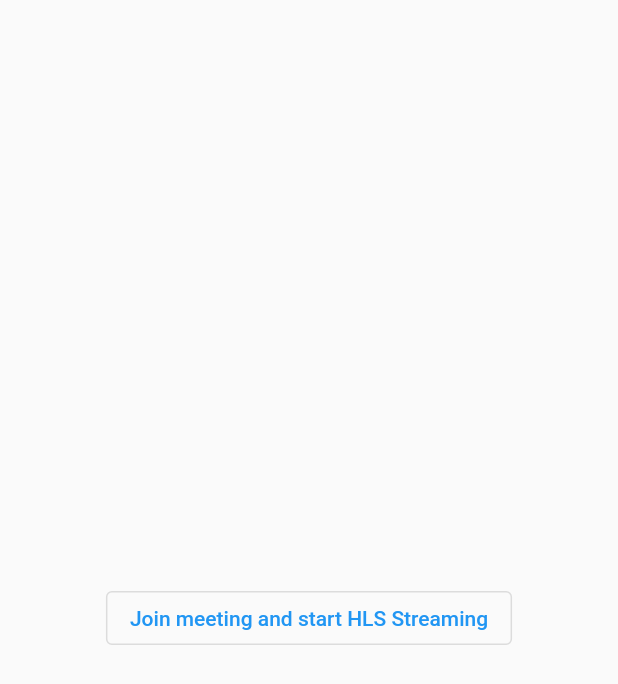
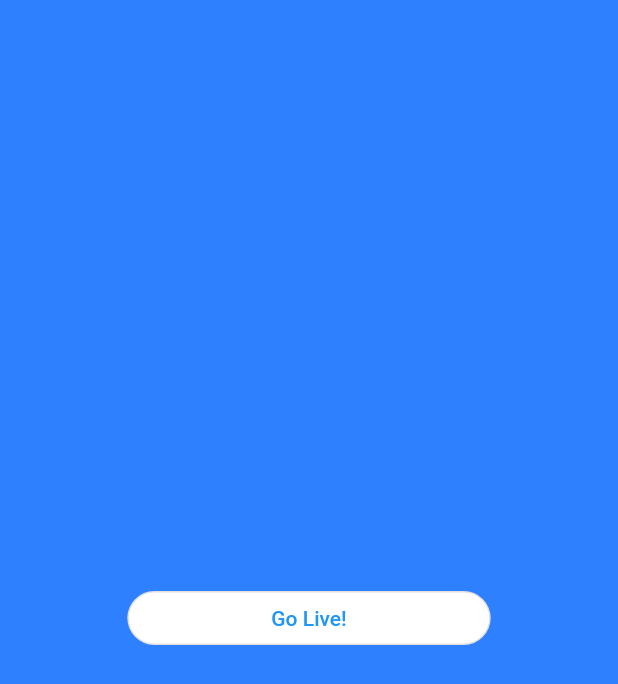
Before and after one commit to adityathakurxd/flutter-live, a Flutter app: the screen it shows after launch, on a phone screen of 412 x 824 dp. Shown: the top 684 px of the screen. Run offline on Flutter 3.47's test engine with Material 2 defaults, Android fonts, the phone set to English and light mode, and no system bars; our stand-ins replace permission_handler; missing offline and left inert: hmssdk_flutter.

Commit message:
Updated UI of Home

```diff
--- a/lib/screens/home_screen.dart
+++ b/lib/screens/home_screen.dart
@@ -60,20 +60,30 @@ class _HomeScreenState extends State<HomeScreen> {
   Widget build(BuildContext context) {
     return SafeArea(
       child: Scaffold(
+        backgroundColor: Color(0xFF2E80FF),
         body: Center(
           child: OutlinedButton(
+            style: ButtonStyle(
+                backgroundColor: MaterialStateProperty.all(Colors.white),
+                shape: MaterialStateProperty.all(
+                  RoundedRectangleBorder(
+                    borderRadius: BorderRadius.circular(40),
+                  ),
+                )),
             onPressed: () async {
               bool isJoined = await joinRoom();
               if (isJoined) {
                 Navigator.of(context).push(MaterialPageRoute(
                     builder: (_) => ListenableProvider.value(
-                        value: _dataStore,
-                        child: const MeetingScreen())));
+                        value: _dataStore, child: const MeetingScreen())));
               } else {
                 const SnackBar(content: Text("Error"));
               }
             },
-            child: const Text('Join meeting and start HLS Streaming'),
+            child: const Padding(
+              padding: EdgeInsets.symmetric(horizontal: 80),
+              child: Text('Go Live!'),
+            ),
           ),
         ),
       ),
--- a/pubspec.yaml
+++ b/pubspec.yaml
@@ -63,9 +63,6 @@ flutter:
   uses-material-design: true
 
   # To add assets to your application, add an assets section, like this:
-  # assets:
-  #   - images/a_dot_burr.jpeg
-  #   - images/a_dot_ham.jpeg
 
   # An image asset can refer to one or more resolution-specific "variants", see
   # https://flutter.dev/assets-and-images/#resolution-aware.
```
